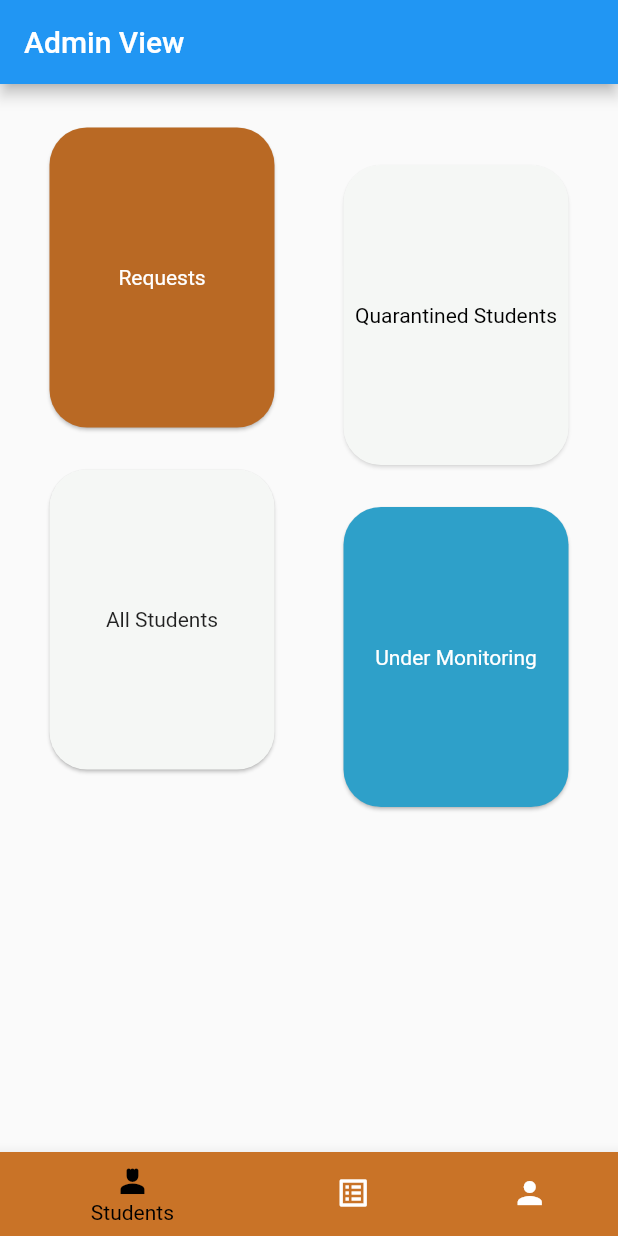
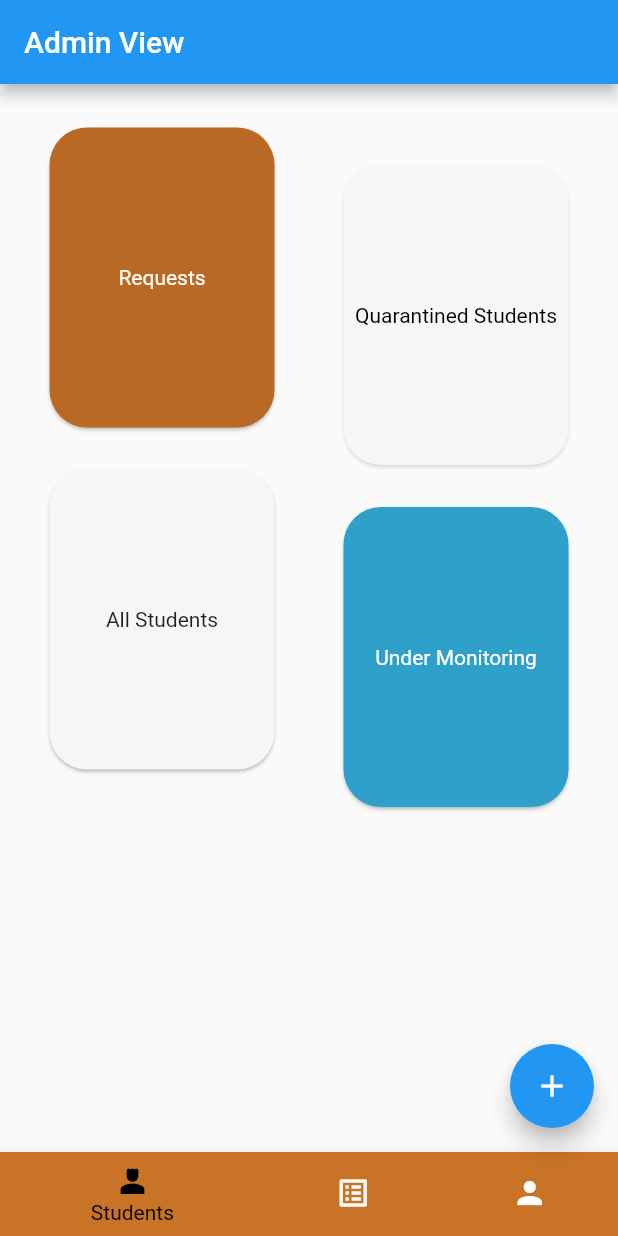
Before and after one commit to CMSC-23-2nd-Sem-2022-2023/project-lisboa_sagun_viray, a Flutter app: the AdminPage screen opened by its route, on a phone screen of 412 x 824 dp. Run offline on Flutter 3.47's test engine with Material 2 defaults, Android fonts, the phone set to English and light mode, and no system bars; our stand-ins replace cloud_firestore, firebase_auth, firebase_core; accounts and stored records are empty.

Commit message:
added changes admin model and routing userlogin

```diff
--- a/cmsc23_project/lib/screens/admin/admin_homepage.dart
+++ b/cmsc23_project/lib/screens/admin/admin_homepage.dart
@@ -250,7 +250,10 @@ class _AdminPageState extends State<AdminPage> {
       }else if (!snapshot.hasData){
         Navigator.pop(context);
       }
-
+      print("user currently logged in: ${snapshot.data!.uid}");
+      //get the uid of current logged in user, then kunin sa admin collection yung data nya
+      //then store to an instance of AdminRecord?
+      String crrntlogged = snapshot.data!.uid;
       return displayScaffold(context, entriesStream);
     },);
   }
@@ -285,6 +288,11 @@ class _AdminPageState extends State<AdminPage> {
         selectedItemColor: Colors.black,
         onTap: _itemOnTapped,
       ),
+      floatingActionButton: FloatingActionButton(
+        child: Icon(Icons.add),
+        onPressed: (){
+        Navigator.pushNamed(context, '/entryform');
+      }),
     );
     }
 }
```
